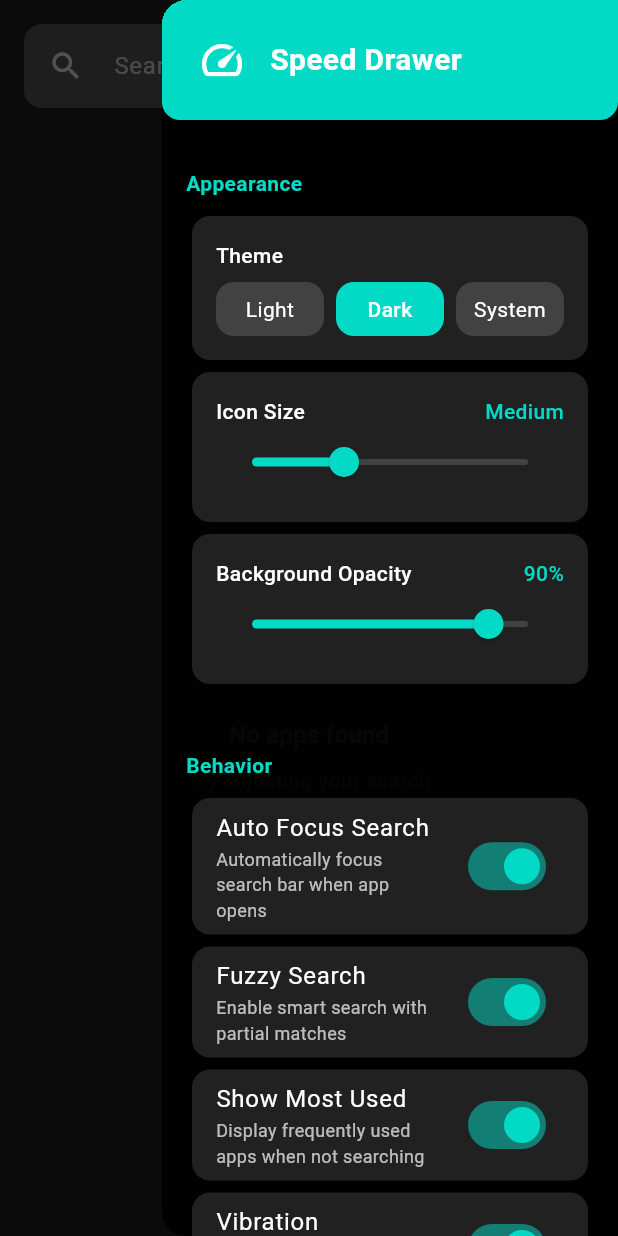
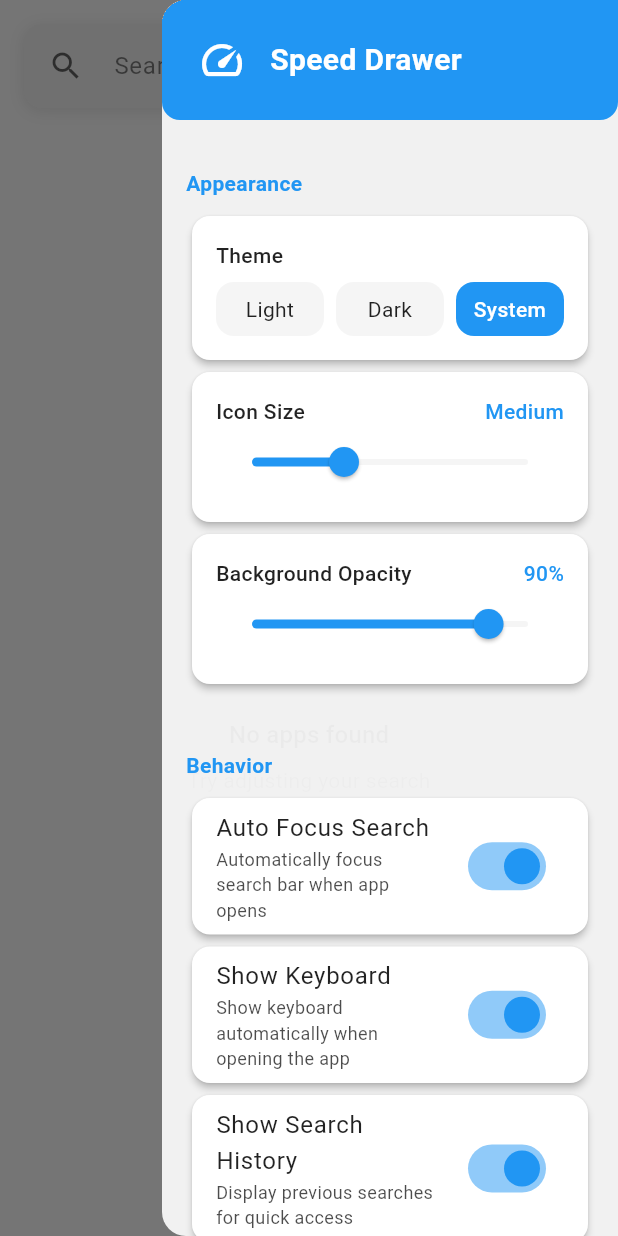
Before and after one commit to yamodiji/APP_D, a Flutter app: the screen it shows after launch, after a tap on the "settings" icon, on a phone screen of 412 x 824 dp. Run offline on Flutter 3.47's test engine with Material 3 defaults, Android fonts, the phone set to English and light mode, and no system bars; our stand-ins replace shared_preferences; missing offline and left inert: flutter_displaymode, fuzzy, installed_apps.

Commit message:
Add keyboard and search history behavior controls with system theme default

```diff
--- a/lib/providers/settings_provider.dart
+++ b/lib/providers/settings_provider.dart
@@ -10,6 +10,8 @@ class SettingsProvider extends ChangeNotifier {
   bool _autoFocus = true;
   bool _fuzzySearch = true;
   bool _showMostUsed = true;
+  bool _showKeyboard = true;
+  bool _showSearchHistory = true;
   double _iconSize = AppConstants.mediumIconSize;
   double _backgroundOpacity = 0.9;
 
@@ -23,6 +25,8 @@ class SettingsProvider extends ChangeNotifier {
   bool get autoFocus => _autoFocus;
   bool get fuzzySearch => _fuzzySearch;
   bool get showMostUsed => _showMostUsed;
+  bool get showKeyboard => _showKeyboard;
+  bool get showSearchHistory => _showSearchHistory;
   double get iconSize => _iconSize;
   double get backgroundOpacity => _backgroundOpacity;
 
@@ -33,6 +37,8 @@ class SettingsProvider extends ChangeNotifier {
     _autoFocus = _prefs.getBool(AppConstants.autoFocusKey) ?? true;
     _fuzzySearch = _prefs.getBool(AppConstants.fuzzySearchKey) ?? true;
     _showMostUsed = _prefs.getBool(AppConstants.showMostUsedKey) ?? true;
+    _showKeyboard = _prefs.getBool(AppConstants.showKeyboardKey) ?? true;
+    _showSearchHistory = _prefs.getBool(AppConstants.showSearchHistoryKey) ?? true;
     _iconSize = _prefs.getDouble(AppConstants.iconSizeKey) ?? AppConstants.mediumIconSize;
     _backgroundOpacity = _prefs.getDouble(AppConstants.backgroundOpacityKey) ?? 0.9;
   }
@@ -69,6 +75,20 @@ class SettingsProvider extends ChangeNotifier {
   void setShowMostUsed(bool enabled) {
     _showMostUsed = enabled;
     _prefs.setBool(AppConstants.showMostUsedKey, enabled);
+    notifyListeners();
+  }
+
+  // Show keyboard settings
+  void setShowKeyboard(bool enabled) {
+    _showKeyboard = enabled;
+    _prefs.setBool(AppConstants.showKeyboardKey, enabled);
+    notifyListeners();
+  }
+
+  // Show search history settings
+  void setShowSearchHistory(bool enabled) {
+    _showSearchHistory = enabled;
+    _prefs.setBool(AppConstants.showSearchHistoryKey, enabled);
     notifyListeners();
   }
 
@@ -111,6 +131,8 @@ class SettingsProvider extends ChangeNotifier {
     _autoFocus = true;
     _fuzzySearch = true;
     _showMostUsed = true;
+    _showKeyboard = true;
+    _showSearchHistory = true;
     _iconSize = AppConstants.mediumIconSize;
     _backgroundOpacity = 0.9;
 
@@ -120,6 +142,8 @@ class SettingsProvider extends ChangeNotifier {
     _prefs.setBool(AppConstants.autoFocusKey, _autoFocus);
     _prefs.setBool(AppConstants.fuzzySearchKey, _fuzzySearch);
     _prefs.setBool(AppConstants.showMostUsedKey, _showMostUsed);
+    _prefs.setBool(AppConstants.showKeyboardKey, _showKeyboard);
+    _prefs.setBool(AppConstants.showSearchHistoryKey, _showSearchHistory);
     _prefs.setDouble(AppConstants.iconSizeKey, _iconSize);
     _prefs.setDouble(AppConstants.backgroundOpacityKey, _backgroundOpacity);
 
@@ -134,6 +158,8 @@ class SettingsProvider extends ChangeNotifier {
       'autoFocus': _autoFocus,
       'fuzzySearch': _fuzzySearch,
       'showMostUsed': _showMostUsed,
+      'showKeyboard': _showKeyboard,
+      'showSearchHistory': _showSearchHistory,
       'iconSize': _iconSize,
       'backgroundOpacity': _backgroundOpacity,
     };
@@ -146,6 +172,8 @@ class SettingsProvider extends ChangeNotifier {
     _autoFocus = settings['autoFocus'] ?? true;
     _fuzzySearch = settings['fuzzySearch'] ?? true;
     _showMostUsed = settings['showMostUsed'] ?? true;
+    _showKeyboard = settings['showKeyboard'] ?? true;
+    _showSearchHistory = settings['showSearchHistory'] ?? true;
     _iconSize = settings['iconSize']?.toDouble() ?? AppConstants.mediumIconSize;
     _backgroundOpacity = settings['backgroundOpacity']?.toDouble() ?? 0.9;
 
@@ -155,6 +183,8 @@ class SettingsProvider extends ChangeNotifier {
     _prefs.setBool(AppConstants.autoFocusKey, _autoFocus);
     _prefs.setBool(AppConstants.fuzzySearchKey, _fuzzySearch);
     _prefs.setBool(AppConstants.showMostUsedKey, _showMostUsed);
+    _prefs.setBool(AppConstants.showKeyboardKey, _showKeyboard);
+    _prefs.setBool(AppConstants.showSearchHistoryKey, _showSearchHistory);
     _prefs.setDouble(AppConstants.iconSizeKey, _iconSize);
     _prefs.setDouble(AppConstants.backgroundOpacityKey, _backgroundOpacity);
 
--- a/lib/providers/theme_provider.dart
+++ b/lib/providers/theme_provider.dart
@@ -5,7 +5,7 @@ import '../utils/constants.dart';
 class ThemeProvider extends ChangeNotifier {
   final SharedPreferences _prefs;
 
-  ThemeMode _themeMode = ThemeMode.dark;
+  ThemeMode _themeMode = ThemeMode.system;
   double _iconSize = AppConstants.mediumIconSize;
   double _backgroundOpacity = 0.9;
 
@@ -145,7 +145,7 @@ class ThemeProvider extends ChangeNotifier {
     if (themeString != null) {
       _themeMode = ThemeMode.values.firstWhere(
         (mode) => mode.toString() == themeString,
-        orElse: () => ThemeMode.dark,
+        orElse: () => ThemeMode.system,
       );
     }
 
--- a/lib/screens/home_screen.dart
+++ b/lib/screens/home_screen.dart
@@ -32,7 +32,7 @@ class _HomeScreenState extends State<HomeScreen> with WidgetsBindingObserver {
     // Auto-focus search bar when app opens
     WidgetsBinding.instance.addPostFrameCallback((_) {
       final settingsProvider = context.read<SettingsProvider>();
-      if (settingsProvider.autoFocus) {
+      if (settingsProvider.autoFocus && settingsProvider.showKeyboard) {
         _searchFocusNode.requestFocus();
       }
     });
@@ -58,7 +58,7 @@ class _HomeScreenState extends State<HomeScreen> with WidgetsBindingObserver {
     if (state == AppLifecycleState.resumed) {
       // Auto-focus when app comes back to foreground
       final settingsProvider = context.read<SettingsProvider>();
-      if (settingsProvider.autoFocus && !_searchFocusNode.hasFocus) {
+      if (settingsProvider.autoFocus && settingsProvider.showKeyboard && !_searchFocusNode.hasFocus) {
         _searchFocusNode.requestFocus();
       }
     }
@@ -67,7 +67,10 @@ class _HomeScreenState extends State<HomeScreen> with WidgetsBindingObserver {
   void _clearSearch() {
     _searchController.clear();
     context.read<AppProvider>().clearSearch();
-    _searchFocusNode.requestFocus();
+    final settingsProvider = context.read<SettingsProvider>();
+    if (settingsProvider.showKeyboard) {
+      _searchFocusNode.requestFocus();
+    }
   }
 
   void _openSettings() {
--- a/lib/utils/constants.dart
+++ b/lib/utils/constants.dart
@@ -13,6 +13,8 @@ class AppConstants {
   static const String autoFocusKey = 'auto_focus';
   static const String vibrationKey = 'vibration';
   static const String animationsKey = 'animations';
+  static const String showKeyboardKey = 'show_keyboard';
+  static const String showSearchHistoryKey = 'show_search_history';
 
   // Performance constants
   static const int maxSearchResults = 50;
--- a/lib/widgets/quick_actions_widget.dart
+++ b/lib/widgets/quick_actions_widget.dart
@@ -3,6 +3,7 @@ import 'package:provider/provider.dart';
 
 import '../providers/app_provider.dart';
 import '../providers/theme_provider.dart';
+import '../providers/settings_provider.dart';
 import '../utils/constants.dart';
 
 class QuickActionsWidget extends StatelessWidget {
@@ -15,9 +16,9 @@ class QuickActionsWidget extends StatelessWidget {
 
   @override
   Widget build(BuildContext context) {
-    return Consumer2<AppProvider, ThemeProvider>(
-      builder: (context, appProvider, themeProvider, child) {
-        final hasSearchHistory = appProvider.searchHistory.isNotEmpty;
+    return Consumer3<AppProvider, ThemeProvider, SettingsProvider>(
+      builder: (context, appProvider, themeProvider, settingsProvider, child) {
+        final hasSearchHistory = appProvider.searchHistory.isNotEmpty && settingsProvider.showSearchHistory;
         final hasFavorites = appProvider.favoriteApps.isNotEmpty;
 
         if (!hasSearchHistory && !hasFavorites) {
--- a/lib/widgets/search_bar_widget.dart
+++ b/lib/widgets/search_bar_widget.dart
@@ -54,7 +54,7 @@ class SearchBarWidget extends StatelessWidget {
                 child: TextField(
                   controller: controller,
                   focusNode: focusNode,
-                  autofocus: settingsProvider.autoFocus,
+                  autofocus: settingsProvider.autoFocus && settingsProvider.showKeyboard,
                   style: TextStyle(
                     color: themeProvider.getTextColor(context),
                     fontSize: 16,
@@ -73,7 +73,9 @@ class SearchBarWidget extends StatelessWidget {
                   textInputAction: TextInputAction.search,
                   onSubmitted: (value) {
                     // Keep focus on search bar after submit
-                    focusNode.requestFocus();
+                    if (settingsProvider.showKeyboard) {
+                      focusNode.requestFocus();
+                    }
                   },
                 ),
               ),
--- a/lib/widgets/settings_drawer.dart
+++ b/lib/widgets/settings_drawer.dart
@@ -91,6 +91,22 @@ class SettingsDrawer extends StatelessWidget {
                       ),
                       _buildSwitchSetting(
                         context,
+                        'Show Keyboard',
+                        'Show keyboard automatically when opening the app',
+                        settingsProvider.showKeyboard,
+                        (value) => settingsProvider.setShowKeyboard(value),
+                        themeProvider,
+                      ),
+                      _buildSwitchSetting(
+                        context,
+                        'Show Search History',
+                        'Display previous searches for quick access',
+                        settingsProvider.showSearchHistory,
+                        (value) => settingsProvider.setShowSearchHistory(value),
+                        themeProvider,
+                      ),
+                      _buildSwitchSetting(
+                        context,
                         'Fuzzy Search',
                         'Enable smart search with partial matches',
                         settingsProvider.fuzzySearch,
@@ -126,6 +142,7 @@ class SettingsDrawer extends StatelessWidget {
 
                       // Data section
                       _buildSectionHeader(context, 'Data', themeProvider),
+                      if (settingsProvider.showSearchHistory)
                         _buildActionButton(
                           context,
                           'Clear Search History',
```
Lines whose indentation alone changed are shown as unchanged.
